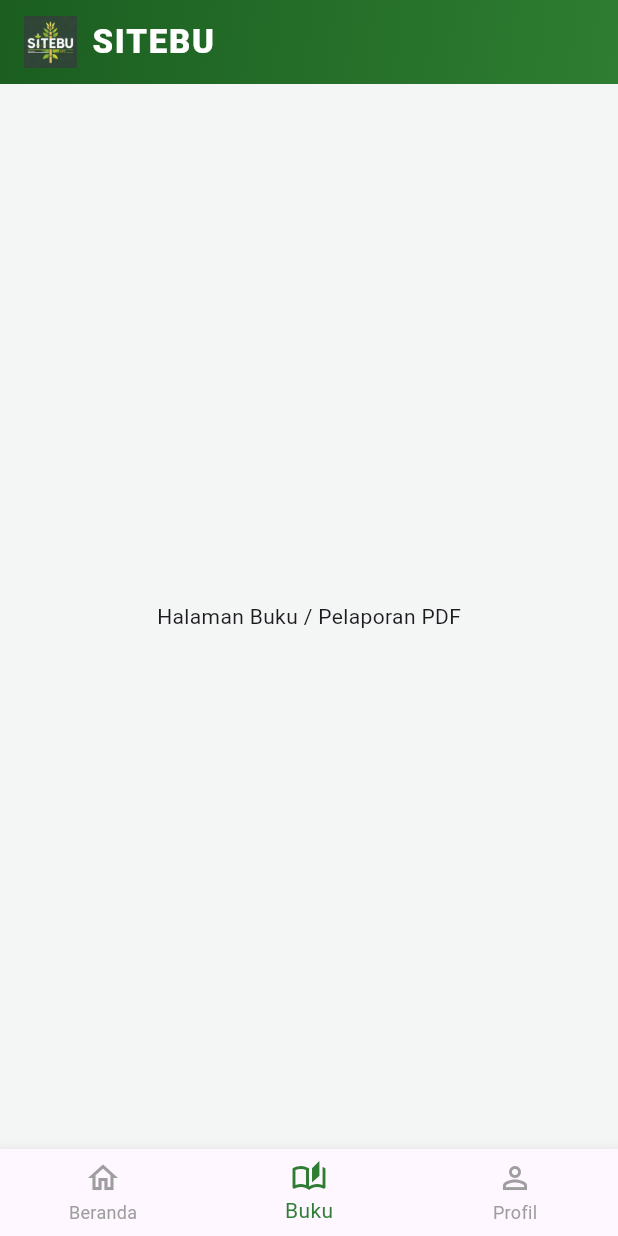
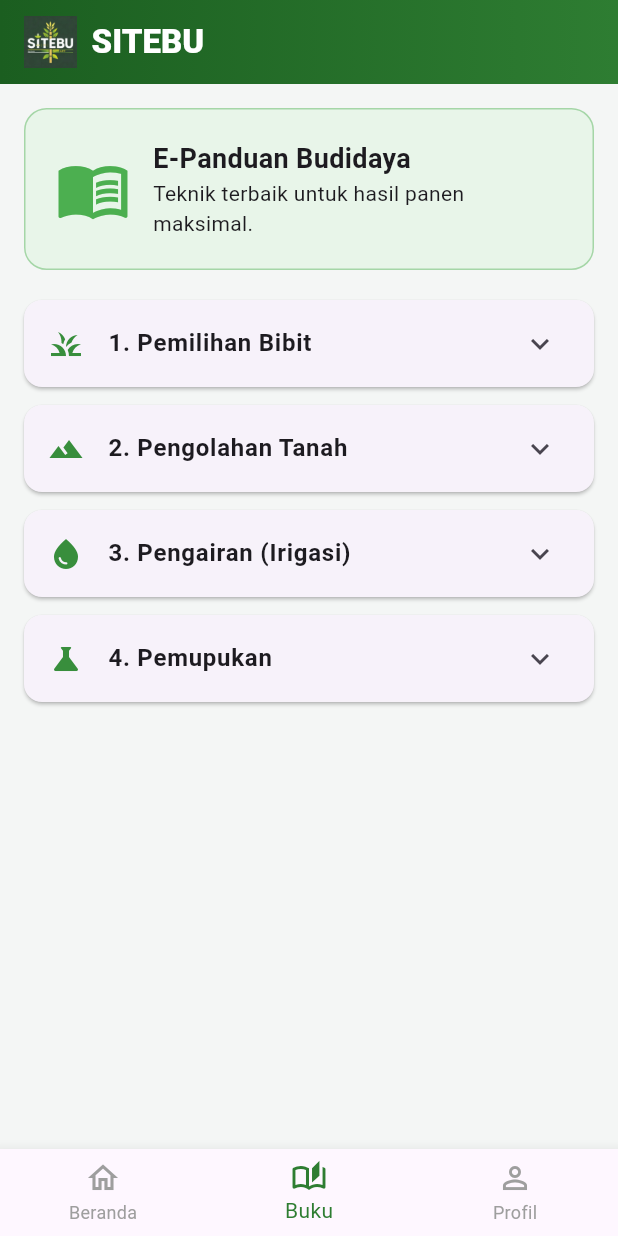
Before and after one commit to ujangggg/belajar, a Flutter app: the screen it shows once a user with an empty profile is signed in, item 2 of the bottom bar chosen, on a phone screen of 412 x 824 dp. Run offline on Flutter 3.47's test engine with Material 3 defaults, Android fonts, the phone set to English and light mode, and no system bars; our stand-ins replace cloud_firestore, firebase_auth, firebase_core, get; accounts and stored records are empty.

Commit message:
update lagi

```diff
--- a/lib/home.dart
+++ b/lib/home.dart
@@ -1,14 +1,16 @@
+import 'package:absen01/views/buku_panduan.dart';
+import 'package:flutter/material.dart';
+import 'package:get/get.dart';
+import 'package:absen01/auth/auth_controller.dart';
 import 'package:absen01/controller/analisis_controller.dart';
 import 'package:absen01/controller/irigasi_controller.dart';
 import 'package:absen01/controller/lahan_controller.dart';
+import 'package:absen01/controller/laporan_controller.dart';
 import 'package:absen01/views/analisis_page.dart';
 import 'package:absen01/views/irigasi_page.dart';
 import 'package:absen01/views/lahan_page.dart';
+import 'package:absen01/views/laporan_page.dart';
 import 'package:absen01/views/profil_ui.dart';
-import 'package:flutter/material.dart';
-import 'package:get/get.dart';
-import 'package:absen01/auth/auth_controller.dart';
-// Import halaman list yang sudah dibuat
 
 class HomePage extends StatefulWidget {
   const HomePage({super.key});
@@ -23,19 +25,19 @@ class _HomePageState extends State<HomePage> {
   final LahanController lahanController = Get.put(LahanController());
   final IrigasiController irigasiController = Get.put(IrigasiController());
   final AnalisisController analisisController = Get.put(AnalisisController());
+  final LaporanController _laporanController = Get.put(LaporanController());
 
   @override
   Widget build(BuildContext context) {
-    // List halaman untuk navigasi bottom bar
+    // Navigasi halaman
     final List<Widget> _pages = [
       _buildHomeContent(),
-      const Center(child: Text("Halaman Buku / Pelaporan PDF")),
-      ProfilePage(),
+      const PanduanTebuPage(), // Index 1: Halaman Buku
+      ProfilePage(), // Index 2: Halaman Profil
     ];
 
     return Scaffold(
       backgroundColor: const Color(0xFFF4F6F5),
-
       appBar: AppBar(
         elevation: 0,
         automaticallyImplyLeading: false,
@@ -48,7 +50,6 @@ class _HomePageState extends State<HomePage> {
               style: TextStyle(
                 fontWeight: FontWeight.w800,
                 color: Colors.white,
-                letterSpacing: 1.2,
               ),
             ),
           ],
@@ -56,21 +57,16 @@ class _HomePageState extends State<HomePage> {
         flexibleSpace: Container(
           decoration: const BoxDecoration(
             gradient: LinearGradient(
-              begin: Alignment.topLeft,
-              end: Alignment.bottomRight,
               colors: [Color(0xFF1B5E20), Color(0xFF2E7D32)],
             ),
           ),
         ),
       ),
-
       body: _pages[_currentIndex],
-
       bottomNavigationBar: BottomNavigationBar(
         currentIndex: _currentIndex,
         selectedItemColor: const Color(0xFF2E7D32),
         unselectedItemColor: Colors.grey,
-        showUnselectedLabels: true,
         onTap: (index) => setState(() => _currentIndex = index),
         items: const [
           BottomNavigationBarItem(
@@ -93,30 +89,23 @@ class _HomePageState extends State<HomePage> {
   Widget _buildHomeContent() {
     return Stack(
       children: [
-        // Background Watermark SITEBU
         Positioned.fill(
           child: Opacity(
             opacity: 0.1,
             child: Center(
-              child: Image.asset(
-                'assets/logo_sitebu.jpeg',
-                width: MediaQuery.of(context).size.width * 0.8,
+              child: Image.asset('assets/logo_sitebu.jpeg', width: 250),
             ),
           ),
         ),
-        ),
-
         SingleChildScrollView(
           padding: const EdgeInsets.all(20),
           child: Column(
             crossAxisAlignment: CrossAxisAlignment.start,
             children: [
-              // Greeting Card
               _buildGreetingCard(),
-
               const SizedBox(height: 30),
               const Text(
-                'Menu Utama SITEBU',
+                'Menu Utama',
                 style: TextStyle(
                   fontSize: 18,
                   fontWeight: FontWeight.bold,
@@ -124,8 +113,6 @@ class _HomePageState extends State<HomePage> {
                 ),
               ),
               const SizedBox(height: 16),
-
-              // GRID MENU UTAMA
               GridView.count(
                 crossAxisCount: 2,
                 crossAxisSpacing: 16,
@@ -137,12 +124,10 @@ class _HomePageState extends State<HomePage> {
                     icon: Icons.map_rounded,
                     title: 'Lahan Tebu',
                     onTap: () => Get.to(() => LahanPage()),
-
                   ),
                   _MenuItem(
                     icon: Icons.water_drop_rounded,
                     title: 'Irigasi',
-                    // Karena Irigasi butuh ID Lahan, kita arahkan dulu ke List Lahan untuk pilih lahan
                     onTap: () => Get.to(() => IrigasiPage()),
                   ),
                   _MenuItem(
@@ -153,23 +138,9 @@ class _HomePageState extends State<HomePage> {
                   _MenuItem(
                     icon: Icons.history_edu_rounded,
                     title: 'Pelaporan',
-                    onTap:
-                        () => setState(
-                          () => _currentIndex = 1,
-                        ), // Pindah ke tab Buku
+                    onTap: () => Get.to(() => LaporanPage()),
                   ),
                 ],
-              ),
-
-              const SizedBox(height: 30),
-              const Text(
-                'Info Agritech',
-                style: TextStyle(fontSize: 18, fontWeight: FontWeight.bold),
-              ),
-              const _NewsCard(
-                title: 'Tips Rendemen Tinggi',
-                subtitle: 'Cara mengatur irigasi agar gula tebu maksimal.',
-                icon: Icons.lightbulb,
               ),
             ],
           ),
@@ -182,7 +153,7 @@ class _HomePageState extends State<HomePage> {
     return FutureBuilder<Map<String, dynamic>?>(
       future: _authController.getUserData(),
       builder: (context, snapshot) {
-        String name = snapshot.data?['name'] ?? "Petani SITEBU";
+        String name = snapshot.data?['name'] ?? "petani";
         return Container(
           padding: const EdgeInsets.all(24),
           decoration: BoxDecoration(
@@ -190,13 +161,6 @@ class _HomePageState extends State<HomePage> {
             gradient: const LinearGradient(
               colors: [Color(0xFF1B5E20), Color(0xFF388E3C)],
             ),
-            boxShadow: [
-              BoxShadow(
-                color: Colors.green.withOpacity(0.3),
-                blurRadius: 20,
-                offset: const Offset(0, 8),
-              ),
-            ],
           ),
           child: Row(
             children: [
@@ -206,9 +170,8 @@ class _HomePageState extends State<HomePage> {
                   children: [
                     const Text(
                       'Selamat Datang 👋',
-                      style: TextStyle(color: Colors.white70, fontSize: 14),
+                      style: TextStyle(color: Colors.white70),
                     ),
-                    const SizedBox(height: 6),
                     Text(
                       name,
                       style: const TextStyle(
@@ -229,11 +192,11 @@ class _HomePageState extends State<HomePage> {
   }
 }
 
+// Komponen Pendukung _MenuItem tetap sama seperti kodinganmu sebelumnya...
 class _MenuItem extends StatelessWidget {
   final IconData icon;
   final String title;
   final VoidCallback onTap;
-
   const _MenuItem({
     required this.icon,
     required this.title,
@@ -242,70 +205,20 @@ class _MenuItem extends StatelessWidget {
 
   @override
   Widget build(BuildContext context) {
-    return Container(
-      decoration: BoxDecoration(
-        color: Colors.white.withOpacity(0.9),
+    return Card(
+      shape: RoundedRectangleBorder(borderRadius: BorderRadius.circular(20)),
+      child: InkWell(
+        onTap: onTap,
         borderRadius: BorderRadius.circular(20),
-        boxShadow: [
-          BoxShadow(
-            color: Colors.black.withOpacity(0.05),
-            blurRadius: 10,
-            offset: const Offset(0, 4),
-          ),
-        ],
-      ),
-      child: Material(
-        color: Colors.transparent,
-        child: InkWell(
-          borderRadius: BorderRadius.circular(20),
-          onTap: onTap,
         child: Column(
           mainAxisAlignment: MainAxisAlignment.center,
           children: [
             Icon(icon, size: 40, color: const Color(0xFF2E7D32)),
-              const SizedBox(height: 12),
-              Text(
-                title,
-                textAlign: TextAlign.center,
-                style: const TextStyle(
-                  fontSize: 14,
-                  fontWeight: FontWeight.w600,
-                ),
-              ),
+            const SizedBox(height: 8),
+            Text(title, style: const TextStyle(fontWeight: FontWeight.w600)),
           ],
-          ),
         ),
       ),
     );
   }
 }
-
-class _NewsCard extends StatelessWidget {
-  final String title;
-  final String subtitle;
-  final IconData icon;
-
-  const _NewsCard({
-    required this.title,
-    required this.subtitle,
-    required this.icon,
-  });
-
-  @override
-  Widget build(BuildContext context) {
-    return Card(
-      margin: const EdgeInsets.only(top: 10),
-      elevation: 0,
-      shape: RoundedRectangleBorder(borderRadius: BorderRadius.circular(16)),
-      child: ListTile(
-        leading: CircleAvatar(
-          backgroundColor: const Color(0xFFE8F5E9),
-          child: Icon(icon, color: const Color(0xFF2E7D32)),
-        ),
-        title: Text(title, style: const TextStyle(fontWeight: FontWeight.bold)),
-        subtitle: Text(subtitle, style: const TextStyle(fontSize: 12)),
-        trailing: const Icon(Icons.chevron_right),
-      ),
-    );
-  }
-}
--- a/lib/main.dart
+++ b/lib/main.dart
@@ -4,6 +4,7 @@ import 'package:absen01/auth/register.dart';
 import 'package:absen01/controller/analisis_controller.dart';
 import 'package:absen01/controller/irigasi_controller.dart';
 import 'package:absen01/controller/lahan_controller.dart';
+import 'package:absen01/controller/laporan_controller.dart';
 import 'package:flutter/material.dart';
 import 'package:firebase_core/firebase_core.dart';
 import 'package:get/get.dart';
@@ -17,6 +18,7 @@ void main() async {
   Get.put(LahanController());
   Get.put(IrigasiController());
   Get.put(AnalisisController());
+  Get.put(LaporanController());
   // Jika ada AuthController, masukkan juga
   // Get.put(AuthController()) // inisialisasi controller
   runApp(const MyApp());
--- /dev/null
+++ b/lib/views/buku_panduan.dart
@@ -0,0 +1,91 @@
+import 'package:flutter/material.dart';
+
+class PanduanTebuPage extends StatelessWidget {
+  const PanduanTebuPage({super.key});
+
+  @override
+  Widget build(BuildContext context) {
+    return ListView(
+      padding: const EdgeInsets.all(16),
+      children: [
+        _buildHeader(),
+        const SizedBox(height: 20),
+        _buildPanduanCard(
+          title: "1. Pemilihan Bibit",
+          icon: Icons.grass,
+          content:
+              "Gunakan bibit unggul yang bebas dari hama penyakit. Jenis bibit yang disarankan adalah bibit bagal (2-3 mata tunas) atau bibit pucuk dari tanaman yang berumur 6-7 bulan.",
+        ),
+        _buildPanduanCard(
+          title: "2. Pengolahan Tanah",
+          icon: Icons.landscape,
+          content:
+              "Tanah harus dibajak sedalam 20-30 cm agar perakaran tebu bisa tumbuh maksimal. Pastikan sistem drainase (got) dibuat dengan benar agar air tidak menggenang.",
+        ),
+        _buildPanduanCard(
+          title: "3. Pengairan (Irigasi)",
+          icon: Icons.water_drop,
+          content:
+              "Tebu sangat butuh air di fase awal pertumbuhan (0-4 bulan). Gunakan data irigasi di aplikasi ini untuk memantau jadwal penyiraman.",
+        ),
+        _buildPanduanCard(
+          title: "4. Pemupukan",
+          icon: Icons.science,
+          content:
+              "Berikan pupuk Urea, TSP/SP-36, dan KCl sesuai dosis. Pemupukan pertama dilakukan saat umur 1 bulan, dan pemupukan kedua saat umur 3 bulan.",
+        ),
+      ],
+    );
+  }
+
+  Widget _buildHeader() {
+    return Container(
+      padding: const EdgeInsets.all(20),
+      decoration: BoxDecoration(
+        color: Colors.green[50],
+        borderRadius: BorderRadius.circular(15),
+        border: Border.all(color: Colors.green[200]!),
+      ),
+      child: const Row(
+        children: [
+          Icon(Icons.menu_book, size: 50, color: Colors.green),
+          SizedBox(width: 15),
+          Expanded(
+            child: Column(
+              crossAxisAlignment: CrossAxisAlignment.start,
+              children: [
+                Text(
+                  "E-Panduan Budidaya",
+                  style: TextStyle(fontSize: 18, fontWeight: FontWeight.bold),
+                ),
+                Text("Teknik terbaik untuk hasil panen maksimal."),
+              ],
+            ),
+          ),
+        ],
+      ),
+    );
+  }
+
+  Widget _buildPanduanCard({
+    required String title,
+    required IconData icon,
+    required String content,
+  }) {
+    return Card(
+      elevation: 1,
+      margin: const EdgeInsets.only(bottom: 12),
+      shape: RoundedRectangleBorder(borderRadius: BorderRadius.circular(12)),
+      child: ExpansionTile(
+        leading: Icon(icon, color: Colors.green[700]),
+        title: Text(title, style: const TextStyle(fontWeight: FontWeight.bold)),
+        children: [
+          Padding(
+            padding: const EdgeInsets.fromLTRB(16, 0, 16, 16),
+            child: Text(content, textAlign: TextAlign.justify),
+          ),
+        ],
+      ),
+    );
+  }
+}
```
Also changed, not shown: lib/controller/laporan_controller.dart (+51 -18 lines), lib/views/laporan_page.dart (added, +68 -0 lines), lib/views/profil_ui.dart (+1 -14 lines), lib/widget/add_lahan.dart (+49 -24 lines). Lines whose indentation alone changed are shown as unchanged.
